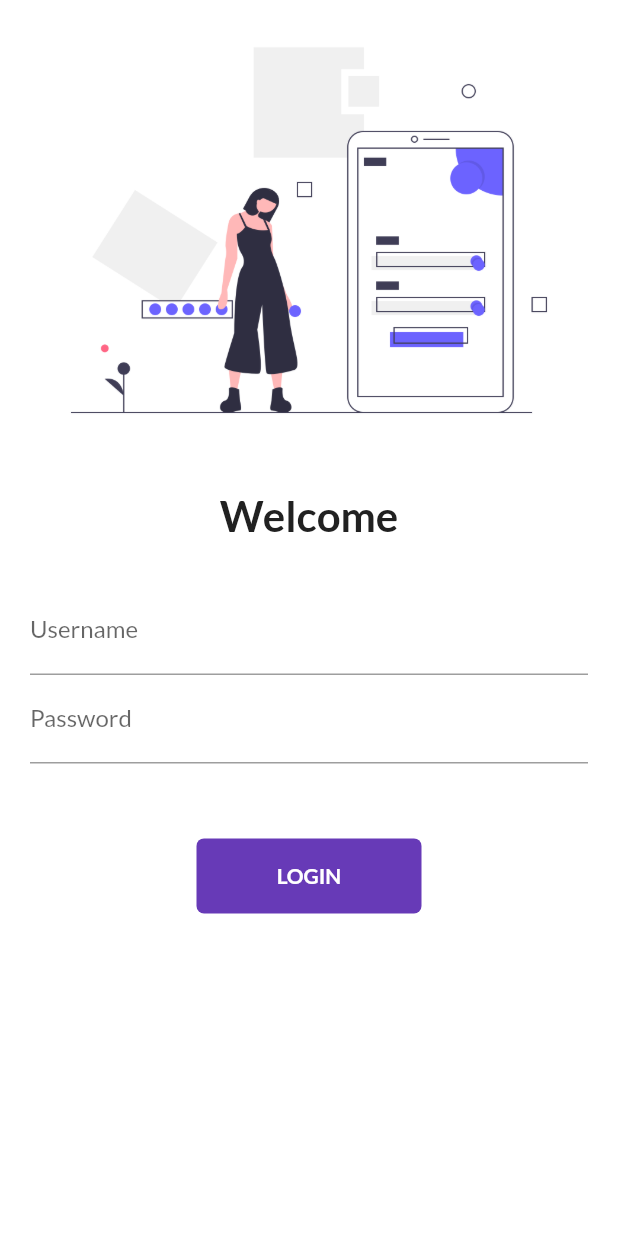
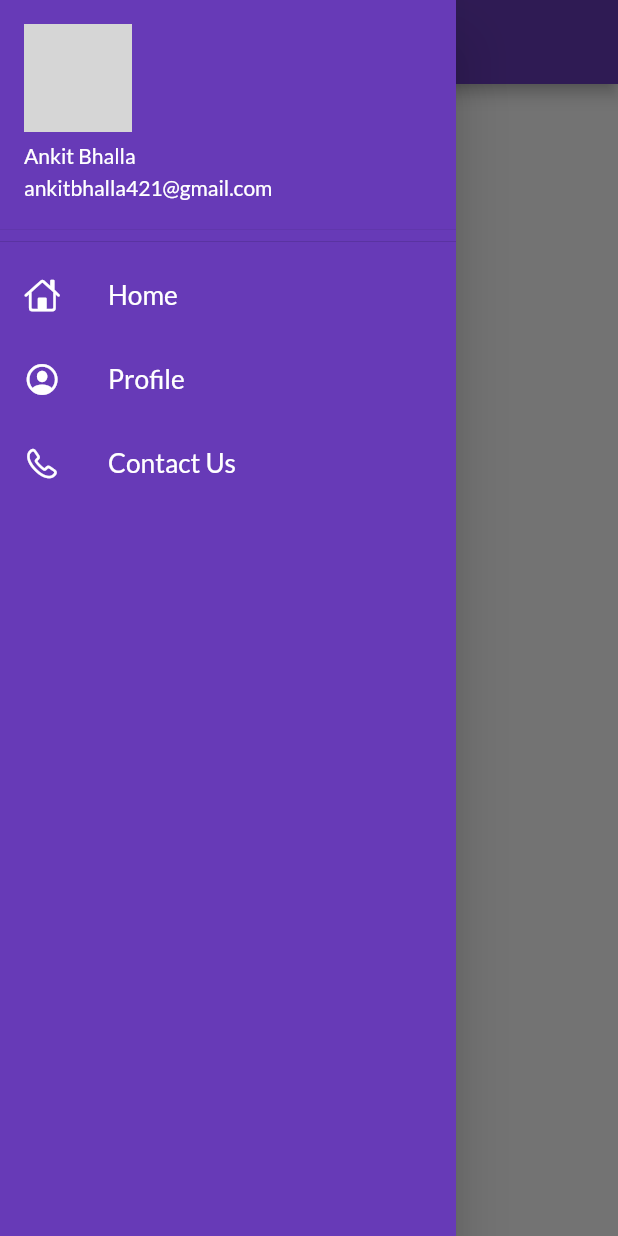
Before and after one commit to ankitbhalla421/flutterdemo, a Flutter app: the screen it shows after launch, with the side drawer open (before the commit the screen has no drawer), on a phone screen of 412 x 824 dp. Run offline on Flutter 3.47's test engine with Material 2 defaults, Android fonts, the phone set to English and light mode, and no system bars; our stand-ins replace google_fonts; network calls fail; grey boxes are pictures that could not be loaded.

Commit message:
Drawer and home addition

```diff
--- a/lib/main.dart
+++ b/lib/main.dart
@@ -13,11 +13,12 @@ class MyApp extends StatelessWidget {
   Widget build(BuildContext context) {
     return MaterialApp(
         themeMode: ThemeMode.light,
+        debugShowCheckedModeBanner: false,
         theme: ThemeData(
             primarySwatch: Colors.deepPurple,
             fontFamily: GoogleFonts.lato().fontFamily),
         darkTheme: ThemeData(brightness: Brightness.dark),
-        initialRoute: MyRoutes.loginRoute,
+        initialRoute: MyRoutes.homeRoute,
         routes: {
           "/": (context) => Login(),
           MyRoutes.homeRoute: (context) => Home(),
--- a/lib/pages/home.dart
+++ b/lib/pages/home.dart
@@ -1,12 +1,17 @@
 import 'package:flutter/material.dart';
+import 'package:flutterdemo/widgets/drawer.dart';
 
 class Home extends StatelessWidget {
   const Home({Key key}) : super(key: key);
 
   @override
   Widget build(BuildContext context) {
-    return Material(
-      child: Text('Hello Home'),
+    return Scaffold(
+      appBar: AppBar(
+        title: Text('Catalog App'),
+      ),
+      body: Center(child: Text('Hello Home')),
+      drawer: MainDrawer(),
     );
   }
 }
--- /dev/null
+++ b/lib/widgets/drawer.dart
@@ -0,0 +1,52 @@
+import 'package:flutter/cupertino.dart';
+import 'package:flutter/material.dart';
+
+class MainDrawer extends StatelessWidget {
+  const MainDrawer({Key key}) : super(key: key);
+
+  @override
+  Widget build(BuildContext context) {
+    final imageUrl =
+        'https://preview.keenthemes.com/metronic-v4/theme/assets/pages/media/profile/profile_user.jpg';
+
+    return Drawer(
+      child: Container(
+        color: Colors.deepPurple,
+        child: ListView(
+          children: [
+            DrawerHeader(
+                padding: EdgeInsets.zero,
+                child: UserAccountsDrawerHeader(
+                  accountName: Text('Ankit Bhalla'),
+                  accountEmail: Text('ankitbhalla421@gmail.com'),
+                  currentAccountPicture:
+                      CircleAvatar(backgroundImage: NetworkImage(imageUrl)),
+                )),
+            ListTile(
+                leading: Icon(CupertinoIcons.home, color: Colors.white),
+                title: Text(
+                  'Home',
+                  style: TextStyle(color: Colors.white),
+                  textScaleFactor: 1.25,
+                )),
+            ListTile(
+                leading:
+                    Icon(CupertinoIcons.profile_circled, color: Colors.white),
+                title: Text(
+                  'Profile',
+                  style: TextStyle(color: Colors.white),
+                  textScaleFactor: 1.25,
+                )),
+            ListTile(
+                leading: Icon(CupertinoIcons.phone, color: Colors.white),
+                title: Text(
+                  'Contact Us',
+                  style: TextStyle(color: Colors.white),
+                  textScaleFactor: 1.25,
+                )),
+          ],
+        ),
+      ),
+    );
+  }
+}
```
Also changed, not shown: pubspec.lock, 4 other files.
